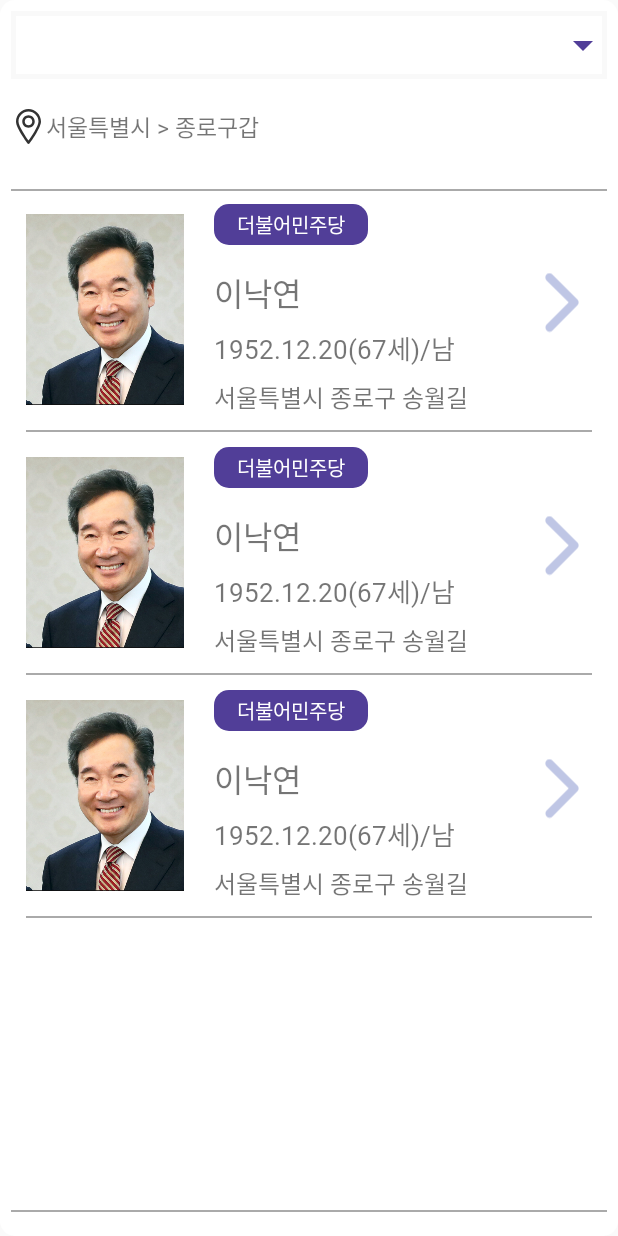
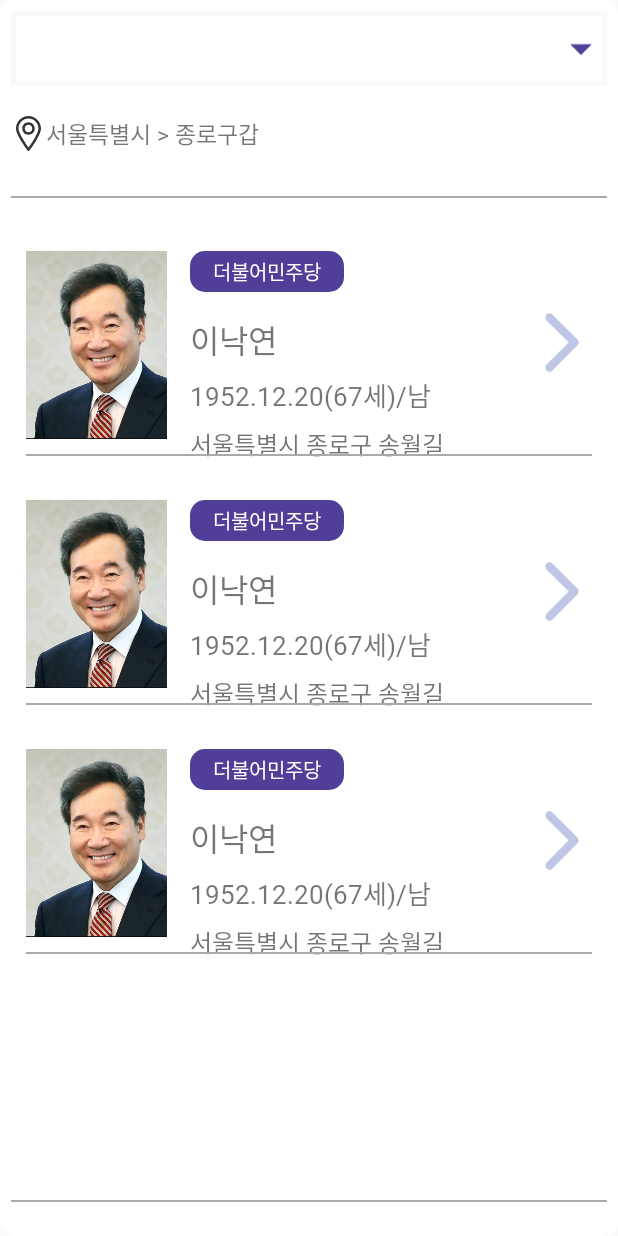
Before and after one commit to Parsrich/GeneralElection_Android, an Android app: the layout fragment_candidate_list.xml on its own in the app's theme, with its tools: preview values and no code run, on a phone screen of 412 x 824 dp. Run offline under Robolectric (Android 15) with nearby library versions, the phone set to English and light mode, and no system bars.

Commit message:
파이어베이스 데이터 불러오기 / recyclerView 마지막 인덱스 확인

```diff
--- a/app/build.gradle
+++ b/app/build.gradle
@@ -1,5 +1,4 @@
 apply plugin: 'com.android.application'
-apply plugin: 'com.google.gms.google-services'
 
 android {
     compileSdkVersion 28
@@ -19,6 +18,8 @@ android {
     }
 }
 
+apply plugin: 'com.google.gms.google-services'
+
 dependencies {
     implementation fileTree(include: ['*.jar'], dir: 'libs')
     implementation 'androidx.appcompat:appcompat:1.1.0'
@@ -30,5 +31,7 @@ dependencies {
     androidTestImplementation 'com.android.support.test.espresso:espresso-core:3.0.2'
     implementation 'com.android.support:recyclerview-v7:28.0.0'
     implementation 'com.google.firebase:firebase-analytics:17.2.2'
+    implementation 'com.google.firebase:firebase-core:17.2.2'
+    implementation 'com.google.firebase:firebase-firestore:21.2.1'
     implementation 'com.google.android.material:material:1.1.0'
 }
--- a/app/src/main/res/layout/fragment_candidate_list.xml
+++ b/app/src/main/res/layout/fragment_candidate_list.xml
@@ -33,7 +33,7 @@
     <Spinner
         android:id="@+id/electionSpinner"
         android:layout_width="match_parent"
-        android:layout_height="45dp"
+        android:layout_height="50dp"
         android:background="@drawable/gray_border"
         app:layout_constraintTop_toTopOf="parent" />
 
@@ -53,20 +53,21 @@
         android:id="@+id/recyclerViewTopHr"
         android:layout_width="match_parent"
         android:layout_height="1dp"
+        android:layout_marginTop="30dp"
         android:background="@android:color/darker_gray"
         android:layout_marginBottom="10dp"
-        app:layout_constraintTop_toTopOf="@id/candidateList"/>
+        app:layout_constraintTop_toBottomOf="@id/searchDistrict"
+        app:layout_constraintBottom_toTopOf="@id/candidateList"/>
 
     <androidx.recyclerview.widget.RecyclerView
         android:id="@+id/candidateList"
         android:layout_width="0dp"
         android:layout_height="0dp"
-        android:layout_marginTop="30dp"
-        android:layout_marginBottom="20dp"
-        app:layout_constraintBottom_toBottomOf="parent"
+        android:layout_marginBottom="10dp"
+        app:layout_constraintBottom_toTopOf="@id/recyclerViewBottomHr"
         app:layout_constraintLeft_toLeftOf="parent"
         app:layout_constraintRight_toRightOf="parent"
-        app:layout_constraintTop_toBottomOf="@id/searchDistrict"
+        app:layout_constraintTop_toBottomOf="@id/recyclerViewTopHr"
         tools:listitem="@layout/item_candidate" />
 
     <View
@@ -74,7 +75,8 @@
         android:layout_width="match_parent"
         android:layout_height="1dp"
         android:background="@android:color/darker_gray"
-        android:layout_marginTop="10dp"
-        app:layout_constraintTop_toBottomOf="@id/candidateList"/>
+        android:layout_marginBottom="15dp"
+        app:layout_constraintTop_toBottomOf="@id/candidateList"
+        app:layout_constraintBottom_toBottomOf="parent"/>
 
 </androidx.constraintlayout.widget.ConstraintLayout>
--- a/app/src/main/res/layout/item_candidate.xml
+++ b/app/src/main/res/layout/item_candidate.xml
@@ -11,12 +11,14 @@
     <ImageView
         android:id="@+id/candidate_img"
         android:layout_width="0dp"
-        android:layout_height="0dp"
+        android:layout_height="125dp"
         android:src="@drawable/candidate_sample"
+        android:scaleType="centerCrop"
         app:layout_constraintDimensionRatio="3:4"
         app:layout_constraintLeft_toLeftOf="parent"
         app:layout_constraintTop_toTopOf="parent"
-        app:layout_constraintBottom_toBottomOf="@id/address"/>
+        app:layout_constraintBottom_toBottomOf="@id/address"
+        app:layout_constraintRight_toLeftOf="@id/party"/>
 
 
     <TextView
@@ -26,13 +28,13 @@
         android:background="@drawable/round_corner"
         android:textColor="#FFFFFF"
         android:textSize="13sp"
-        android:layout_marginStart="20dp"
+        android:layout_marginStart="15dp"
         android:paddingLeft="15dp"
         android:paddingRight="15dp"
         android:paddingTop="3dp"
         android:paddingBottom="3dp"
         app:layout_constraintLeft_toRightOf="@id/candidate_img"
-        app:layout_constraintTop_toTopOf="parent"
+        app:layout_constraintTop_toTopOf="@id/candidate_img"
         android:fontFamily="@font/gmarket_sans_medium"
         android:text="더불어민주당"
         />
@@ -73,26 +75,34 @@
         tools:text="/남"/>
     <TextView
         android:id="@+id/address"
-        android:layout_width="wrap_content"
+        android:layout_width="0dp"
         android:layout_height="wrap_content"
         android:textSize="16sp"
+        android:gravity="center_vertical"
         android:fontFamily="@font/gmarket_sans_medium"
         android:layout_marginTop="7dp"
         app:layout_constraintTop_toBottomOf="@id/birth"
         app:layout_constraintLeft_toRightOf="@id/candidate_img"
         app:layout_constraintLeft_toLeftOf="@id/party"
+        app:layout_constraintRight_toLeftOf="@id/detailArrow"
         tools:text="서울특별시 종로구 송월길"/>
 
 
     <ImageView
+        android:id="@+id/detailArrow"
         android:layout_width="40dp"
         android:layout_height="50dp"
         android:src="@drawable/ic_district_arrow"
+        android:layout_marginLeft="8dp"
         app:layout_constraintBottom_toBottomOf="parent"
         app:layout_constraintEnd_toEndOf="parent"
         app:layout_constraintRight_toRightOf="parent"
+        app:layout_constraintStart_toEndOf="@+id/address"
         app:layout_constraintTop_toTopOf="@id/party"
-        app:layout_constraintVertical_bias="0.4"/>
+        app:layout_constraintVertical_bias="0.4"
+        app:layout_constraintHorizontal_bias="1"
+
+        />
 
     <View
         android:id="@+id/candidateHr"
```
Also changed, not shown: app/src/main/java/lets/vote/generalelection/CandidateListFragment.java (+53 -16 lines), app/src/main/java/lets/vote/generalelection/CandidateVO.java (+85 -1 lines), app/src/main/java/lets/vote/generalelection/FirebaseManage.java (added, +19 -0 lines), app/src/main/java/lets/vote/generalelection/MainActivity.java (+8 -1 lines).
